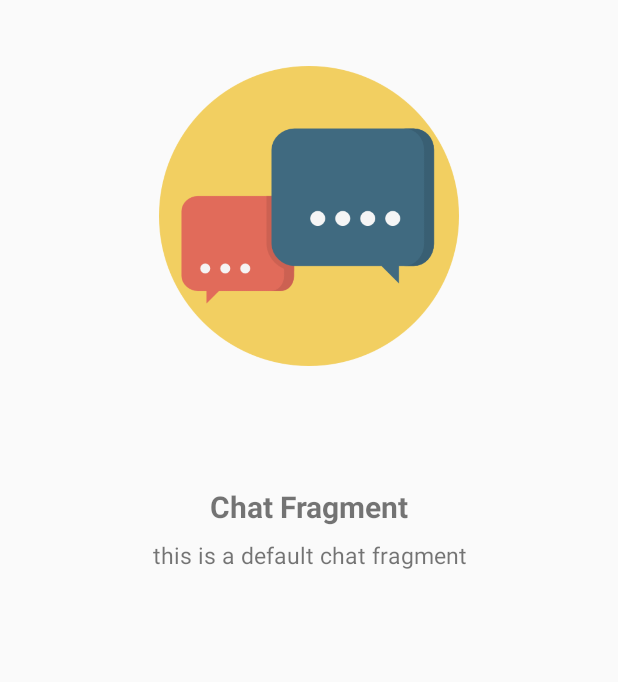
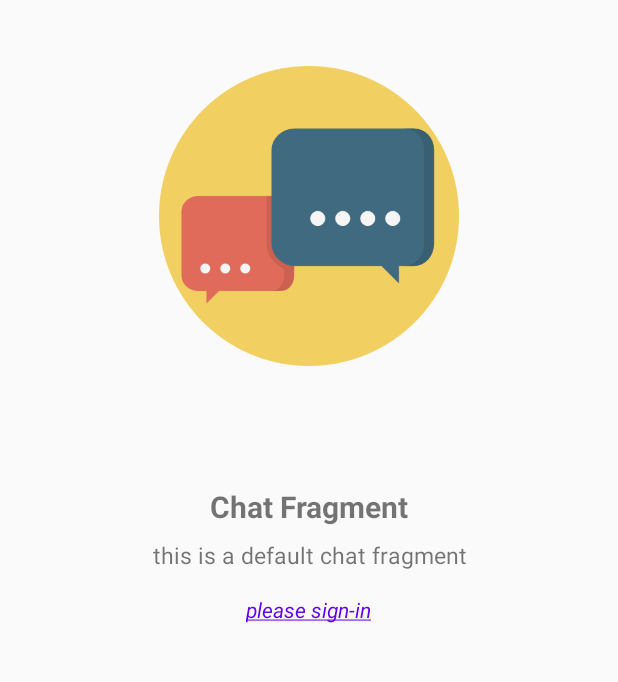
Before and after one commit to IzabelaB205/GardenManagmentApp, an Android app: the screen it shows after launch (MainActivity), in the side drawer, after a tap on "Chat", on a phone screen of 412 x 824 dp, the part 84-766 px from its top. Run offline under Robolectric (Android 15) with nearby library versions, the phone set to English and light mode, and no system bars; our stand-ins replace Firebase (no records; nobody signed in at launch, a user with empty details on screens opened directly).

Commit message:
sign-in option in default fragment
Added a  clickable TextView with sign-in dialog pop-up option in default fragment

```diff
--- a/app/src/main/java/com/example/gardenmanagmentapp/activities/MainActivity.java
+++ b/app/src/main/java/com/example/gardenmanagmentapp/activities/MainActivity.java
@@ -32,9 +32,10 @@ import com.google.firebase.auth.FirebaseUser;
 
 import org.jetbrains.annotations.NotNull;
 
+import java.util.ArrayList;
+
 public class MainActivity extends AppCompatActivity implements SignInDialog.SignInDialogListener, NotificationsFragment.AddNotificationDialogListener {
 
-    private String username = null;
     private FirebaseDatabaseHelper firebaseManager;
     private FragmentManager fragmentManager;
     private FirebaseAuth mAuth;
@@ -81,12 +82,13 @@ public class MainActivity extends AppCompatActivity implements SignInDialog.Sign
             }
         };
 
-        openSignInDialog();
         navigationView.setNavigationItemSelectedListener(new NavigationView.OnNavigationItemSelectedListener() {
             @Override
             public boolean onNavigationItemSelected(@NonNull @NotNull MenuItem item) {
                 String title = "";
                 String context = "";
+
+                item.setChecked(true);
 
                 switch(item.getItemId())
                 {
@@ -95,9 +97,13 @@ public class MainActivity extends AppCompatActivity implements SignInDialog.Sign
                         context = "this is a default notification fragment";
                         openDefaultFragment(R.id.item_notifications, title, context);
 
-//                        fragmentManager.beginTransaction()
-//                                .add(R.id.drawer_layout, new NotificationsFragment(new ArrayList<>()), NOTIFICATIONS_FRAGMENT_TAG)
-//                                .commit();
+//                        if(!textViewUsername.equals("Visitor")) {
+//                            fragmentManager.beginTransaction()
+//                                    .replace(R.id.drawer_layout, new NotificationsFragment(new ArrayList<>()), NOTIFICATIONS_FRAGMENT_TAG)
+//                                    .addToBackStack(null)
+//                                    .commit();
+//                        }
+
                         break;
                     case R.id.item_chat:
                         title = "Chat Fragment";
@@ -179,15 +185,8 @@ public class MainActivity extends AppCompatActivity implements SignInDialog.Sign
         return super.onOptionsItemSelected(item);
     }
 
-    private void openSignInDialog() {
-        SignInDialog signInDialog = new SignInDialog();
-        signInDialog.show(getSupportFragmentManager(), SignInDialog.TAG);
-    }
-
     @Override
     public void applyUserInfo(String email, String username, String password) {
-
-        //firebaseManager.Login(email, password);
 
         mAuth.signInWithEmailAndPassword(email, password).addOnCompleteListener(new OnCompleteListener<AuthResult>() {
             @Override
--- a/app/src/main/java/com/example/gardenmanagmentapp/fragments/DefaultFragment.java
+++ b/app/src/main/java/com/example/gardenmanagmentapp/fragments/DefaultFragment.java
@@ -12,7 +12,7 @@ import androidx.annotation.Nullable;
 import androidx.fragment.app.Fragment;
 
 import com.example.gardenmanagmentapp.R;
-import com.example.gardenmanagmentapp.model.User;
+import com.example.gardenmanagmentapp.dialogs.SignInDialog;
 
 import org.jetbrains.annotations.NotNull;
 
@@ -36,11 +36,19 @@ public class DefaultFragment extends Fragment {
     @Override
     public View onCreateView(@NonNull @NotNull LayoutInflater inflater, @Nullable @org.jetbrains.annotations.Nullable ViewGroup container, @Nullable @org.jetbrains.annotations.Nullable Bundle savedInstanceState) {
 
-        View view = inflater.inflate(R.layout.fragment_default_profile, container, false);
+        View view = inflater.inflate(R.layout.fragment_default, container, false);
 
         ImageView defaultImageView = view.findViewById(R.id.default_image_view);
         TextView titleTextView = view.findViewById(R.id.default_title);
         TextView contextTextView = view.findViewById(R.id.default_context);
+        TextView signInTextView = view.findViewById(R.id.default_sign_in);
+
+        signInTextView.setOnClickListener(new View.OnClickListener() {
+            @Override
+            public void onClick(View v) {
+                openSignInDialog();
+            }
+        });
 
         int image = 0;
         int item = getArguments().getInt("item");
@@ -72,4 +80,9 @@ public class DefaultFragment extends Fragment {
 
         return view;
     }
+
+    private void openSignInDialog() {
+        SignInDialog signInDialog = new SignInDialog();
+        signInDialog.show(getActivity().getSupportFragmentManager(), SignInDialog.TAG);
+    }
 }
--- a/app/src/main/res/layout/fragment_default_profile.xml
+++ b/app/src/main/res/layout/fragment_default.xml
@@ -27,7 +27,18 @@
         android:id="@+id/default_context"
         android:layout_width="match_parent"
         android:layout_height="wrap_content"
+        android:layout_marginBottom="16dp"
         android:textSize="15sp"
-        android:gravity="center"/>
+        android:gravity="center" />
+
+    <TextView
+        android:id="@+id/default_sign_in"
+        android:layout_width="wrap_content"
+        android:layout_height="wrap_content"
+        android:layout_gravity="center"
+        android:text="@string/default_sing_in_text"
+        android:textStyle="italic"
+        android:textColor="@color/purple_500"
+        android:clickable="true" />
 
 </LinearLayout>
--- a/app/src/main/res/values/strings.xml
+++ b/app/src/main/res/values/strings.xml
@@ -25,4 +25,5 @@
     <string name="id_label">ID</string>
     <string name="password_label">Password</string>
     <string name="default_image_view">Default image view</string>
+    <string name="default_sing_in_text"><u>please sign-in</u></string>
 </resources>
```
Also changed, not shown: 1 other file.
